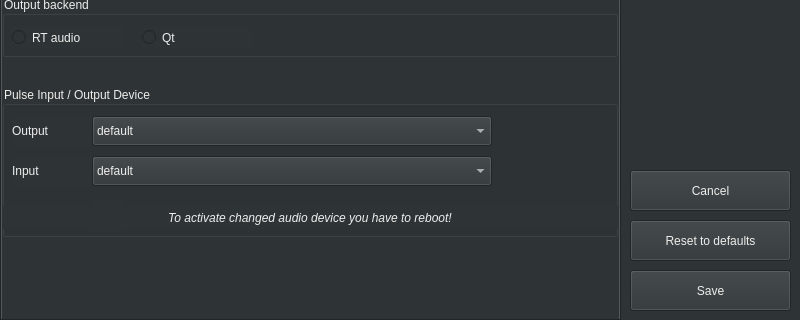
The window that src/autoapp/UI/settingswindow.ui (arash-rasouli/openauto) describes before a commit, drawn with Qt 5; both pictures show x 0 to 800 and y 160 to 480 of the 800 by 480 pixel window.
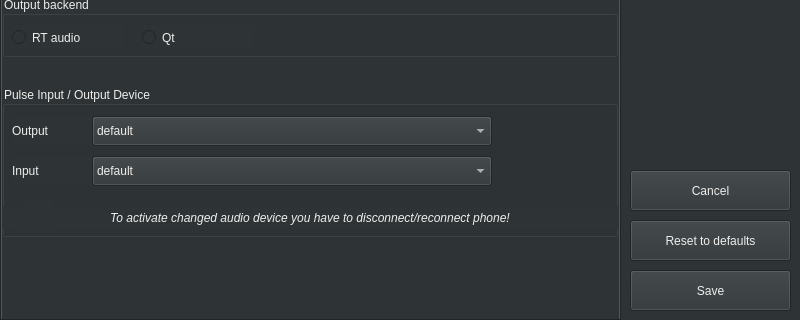
The same window after the commit. The open tabs and pages were chosen to show the change. Icons and pictures are not drawn.

Commit message: Release sound card handling

Patch:
```diff
--- a/src/autoapp/UI/settingswindow.ui
+++ b/src/autoapp/UI/settingswindow.ui
@@ -676,7 +676,7 @@
        </font>
       </property>
       <property name="text">
-       <string>To activate changed audio device you have to reboot!</string>
+       <string>To activate changed audio device you have to disconnect/reconnect phone!</string>
       </property>
       <property name="alignment">
        <set>Qt::AlignCenter</set>
@@ -688,7 +688,7 @@
      <widget class="QLabel" name="labelSettingsInfo_Icon_2">
       <property name="geometry">
        <rect>
-        <x>90</x>
+        <x>20</x>
         <y>114</y>
         <width>31</width>
         <height>31</height>
```
The commit also changes 1 other file.
